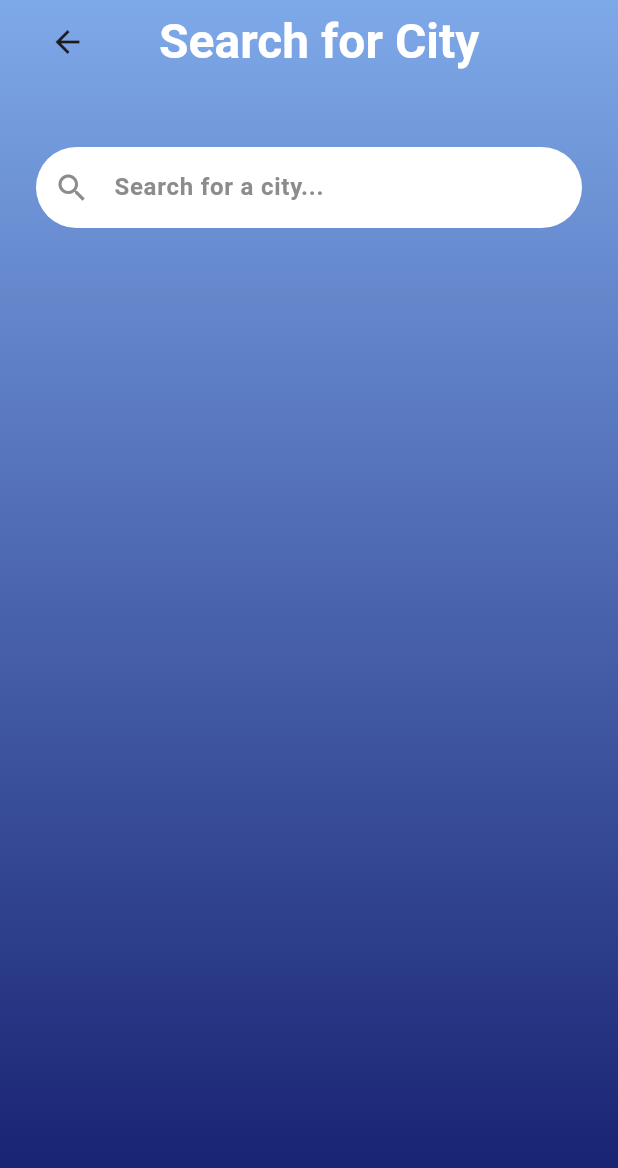
After one commit to TarcosS/flutter-weather-app, a Flutter app: the Search screen opened by its route, on a phone screen of 412 x 824 dp. The commit adds this screen. Shown: the top 1168 px of the screen. Run offline on Flutter 3.47's test engine with Material 3 defaults, Android fonts, the phone set to English and light mode, and no system bars.

Commit message:
Search Page Added!

```diff
--- a/weather_app/lib/main.dart
+++ b/weather_app/lib/main.dart
@@ -1,5 +1,6 @@
 import 'package:flutter/material.dart';
 import 'package:weather_app/pages/home.dart';
+import 'package:weather_app/pages/search.dart';
 
 void main() {
   runApp(const MyApp());
@@ -14,6 +15,21 @@ class MyApp extends StatelessWidget {
     return MaterialApp(
       title: 'Flutter Demo',
       debugShowCheckedModeBanner: false,
+      routes: Map<String, WidgetBuilder>.from({
+      '/search': (context) => Container(
+          decoration: const BoxDecoration(
+            gradient: LinearGradient(
+                begin: Alignment.topCenter,
+                end: Alignment.bottomCenter,
+                colors: [
+                  Color(0xFF7EA9E9),
+                  Color(0xFF131C6C),
+                ],
+              )
+          ),
+          child: const Search(),
+        ),
+      }),
       home: Container(
         decoration: const BoxDecoration(
           gradient: LinearGradient(
@@ -25,7 +41,7 @@ class MyApp extends StatelessWidget {
               ],
             )
         ),
-        child: Home(),
+        child: const Home(),
       ),
     );
   }
--- /dev/null
+++ b/weather_app/lib/pages/search.dart
@@ -0,0 +1,65 @@
+import 'package:flutter/material.dart';
+
+class Search extends StatefulWidget {
+  const Search({super.key});
+
+  @override
+  State<Search> createState() => _SearchState();
+}
+
+class _SearchState extends State<Search> {
+  @override
+  Widget build(BuildContext context) {
+    return Scaffold(
+      backgroundColor: Colors.transparent,
+      appBar: AppBar(
+        backgroundColor: Colors.transparent,
+        leadingWidth: 90,
+        title: const Text(
+          'Search for City',
+          style: TextStyle(
+            color: Colors.white,
+            fontFamily: "Roboto",
+            fontSize: 32,
+            fontWeight: FontWeight.w700
+          ),
+        ),
+      ),
+      body: ListView(
+        children: [
+          Padding(
+            padding: const EdgeInsets.fromLTRB(24, 42, 24, 42),
+            child: TextField(
+              style: const TextStyle(
+                color: Color.fromRGBO(140, 140, 140, 1),
+                fontFamily: "Roboto",
+                fontSize: 16,
+                fontWeight: FontWeight.w700,
+              ),
+              decoration: InputDecoration(
+                hintText: 'Search for a city...',
+                hintStyle: const TextStyle(
+                  color: Color.fromRGBO(140, 140, 140, 1),
+                  fontFamily: "Roboto",
+                  fontSize: 16,
+                  fontWeight: FontWeight.w700
+                ),
+                prefixIcon: const Icon(
+                  Icons.search,
+                  color: Color.fromRGBO(140, 140, 140, 1),
+                ),
+                border: OutlineInputBorder(
+                  borderRadius: BorderRadius.circular(40),
+                  borderSide: BorderSide.none
+                ),
+                filled: true,
+                fillColor: Colors.white,
+                contentPadding: const EdgeInsets.all(15),
+              ),
+            ),
+          )
+        ]
+      )
+    );
+  }
+}
```
